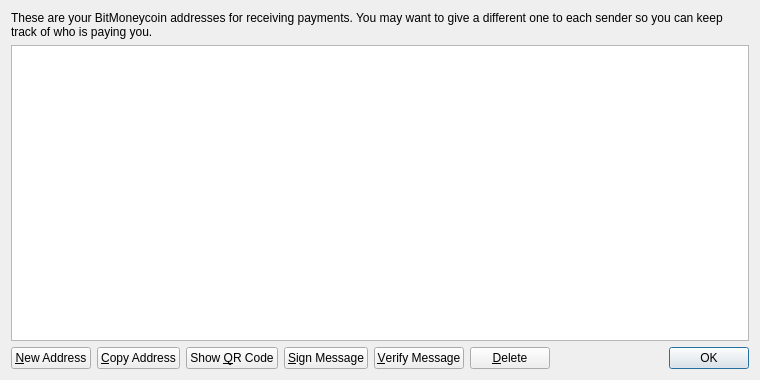
The window that src/qt/forms/addressbookpage.ui (samurai-dev/compares) describes before a commit, drawn with Qt 5.
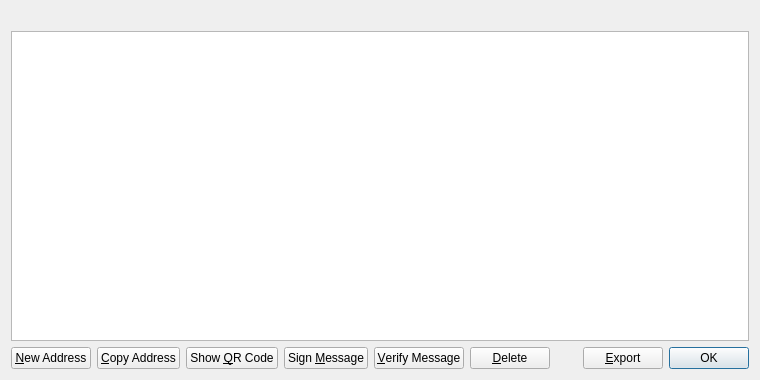
The same window after the commit. Icons and pictures are not drawn.

Diff of the .ui file:
```diff
--- a/src/qt/forms/addressbookpage.ui
+++ b/src/qt/forms/addressbookpage.ui
@@ -16,9 +16,6 @@
   <layout class="QVBoxLayout" name="verticalLayout">
    <item>
     <widget class="QLabel" name="labelExplanation">
-     <property name="text">
-      <string>These are your BitMoneycoin addresses for receiving payments. You may want to give a different one to each sender so you can keep track of who is paying you.</string>
-     </property>
      <property name="textFormat">
       <enum>Qt::PlainText</enum>
      </property>
@@ -102,7 +99,7 @@
         <string>Sign a message to prove you own a BitMoneycoin address</string>
        </property>
        <property name="text">
-        <string>&amp;Sign Message</string>
+        <string>Sign &amp;Message</string>
        </property>
        <property name="icon">
         <iconset resource="../bitcoin.qrc">
@@ -151,6 +148,20 @@
        </property>
       </spacer>
      </item>
+     <item>
+      <widget class="QPushButton" name="exportButton">
+       <property name="toolTip">
+        <string>Export the data in the current tab to a file</string>
+       </property>
+       <property name="text">
+        <string>&amp;Export</string>
+       </property>
+       <property name="icon">
+        <iconset resource="../bitcoin.qrc">
+         <normaloff>:/icons/export</normaloff>:/icons/export</iconset>
+       </property>
+      </widget>
+     </item>
      <item>
       <widget class="QDialogButtonBox" name="buttonBox">
        <property name="sizePolicy">
```
Left out of the diff: 12 changed lines with no effect on the pictures.
